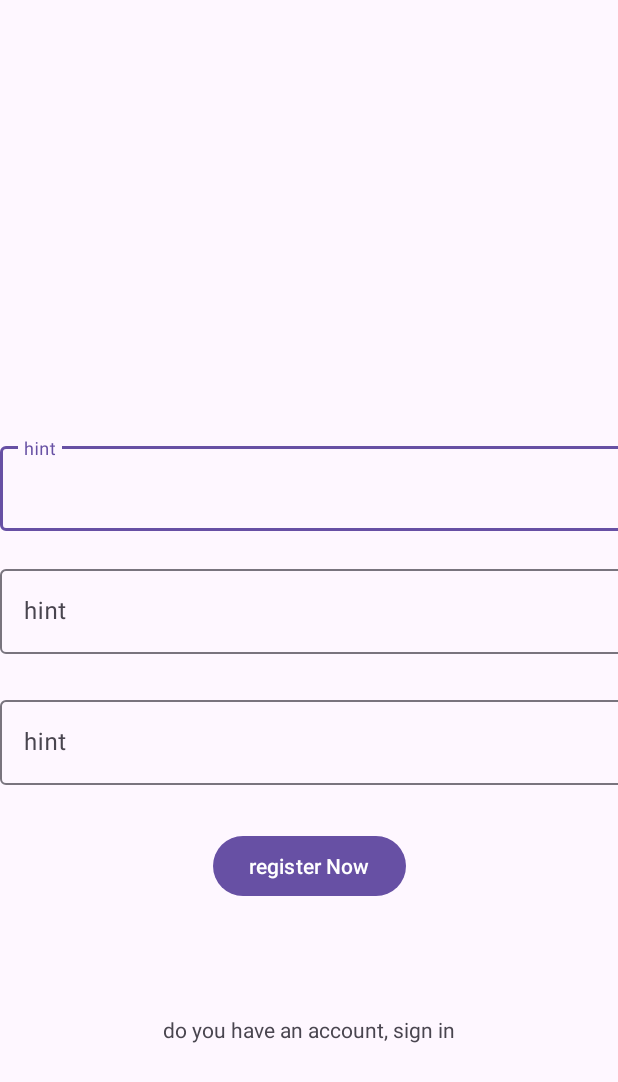
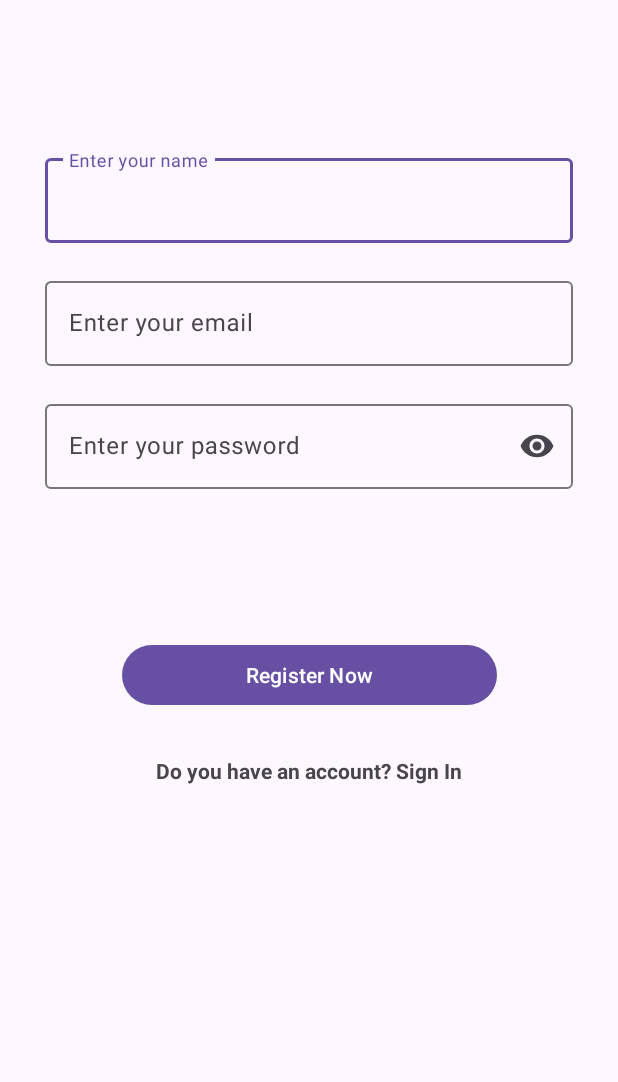
Before and after one commit to abidiwael94/Note-App-Mobile, an Android app: the layout activity_register.xml on its own in the app's theme, with its tools: preview values and no code run, on a phone screen of 412 x 824 dp. Shown: the top 1082 px of the screen. Run offline under Robolectric (Android 15) with nearby library versions, the phone set to English and light mode, and no system bars.

Commit message:
add the register activity to the manifest file and setup navigation between login and register activities

```diff
--- a/app/src/main/AndroidManifest.xml
+++ b/app/src/main/AndroidManifest.xml
@@ -21,6 +21,10 @@
                 <category android:name="android.intent.category.LAUNCHER" />
             </intent-filter>
         </activity>
+
+        <activity
+            android:name=".activities.RegisterActivity"
+            android:exported="true" />
     </application>
 
 </manifest>
--- a/app/src/main/java/com/example/note_app_mobile/activities/LoginActivity.java
+++ b/app/src/main/java/com/example/note_app_mobile/activities/LoginActivity.java
@@ -1,5 +1,6 @@
 package com.example.note_app_mobile.activities;
 
+import android.content.Intent;
 import android.os.Bundle;
 import android.util.Log;
 import android.view.View;
@@ -38,5 +39,15 @@ public class LoginActivity extends AppCompatActivity {
             }
         });
 
+        registerText.setOnClickListener(new View.OnClickListener() {
+            @Override
+            public void onClick(View view) {
+                Intent intent = new Intent(LoginActivity.this, RegisterActivity.class);
+                startActivity(intent);
+                finish();
+            }
+        });
+
+
     }
 }
--- a/app/src/main/java/com/example/note_app_mobile/activities/RegisterActivity.java
+++ b/app/src/main/java/com/example/note_app_mobile/activities/RegisterActivity.java
@@ -1,5 +1,6 @@
 package com.example.note_app_mobile.activities;
 
+import android.content.Intent;
 import android.os.Bundle;
 import android.util.Log;
 import android.view.View;
@@ -41,6 +42,14 @@ public class RegisterActivity  extends AppCompatActivity {
            }
        });
 
+        logintext.setOnClickListener(new View.OnClickListener() {
+            @Override
+            public void onClick(View view) {
+                Intent intent = new Intent(RegisterActivity.this, LoginActivity.class);
+                startActivity(intent);
+                finish();
+            }
+        });
 
     }
 }
--- a/app/src/main/res/layout/activity_register.xml
+++ b/app/src/main/res/layout/activity_register.xml
@@ -1,72 +1,92 @@
 <?xml version="1.0" encoding="utf-8"?>
-<androidx.constraintlayout.widget.ConstraintLayout xmlns:android="http://schemas.android.com/apk/res/android"
+<androidx.constraintlayout.widget.ConstraintLayout
+    xmlns:android="http://schemas.android.com/apk/res/android"
     xmlns:app="http://schemas.android.com/apk/res-auto"
     xmlns:tools="http://schemas.android.com/tools"
     android:layout_width="match_parent"
-    android:layout_height="match_parent">
+    android:layout_height="match_parent"
+    android:paddingStart="30dp"
+    android:paddingEnd="30dp"
+    tools:context=".activities.RegisterActivity">
 
+    <!-- Name Input Field -->
     <com.google.android.material.textfield.TextInputLayout
-        android:id="@+id/textInputLayout5"
-        android:layout_width="798dp"
+        android:id="@+id/nameInputLayout"
+        android:layout_width="0dp"
         android:layout_height="wrap_content"
-        android:layout_marginTop="292dp"
+        android:layout_marginTop="100dp"
+        app:layout_constraintEnd_toEndOf="parent"
+        app:layout_constraintStart_toStartOf="parent"
         app:layout_constraintTop_toTopOf="parent"
-        tools:layout_editor_absoluteX="1dp">
+        app:endIconMode="clear_text">
 
         <com.google.android.material.textfield.TextInputEditText
             android:id="@+id/inputNameRegister"
             android:layout_width="match_parent"
             android:layout_height="wrap_content"
-            android:hint="hint" />
+            android:hint="Enter your name"
+            android:inputType="textPersonName"/>
     </com.google.android.material.textfield.TextInputLayout>
 
+    <!-- Email Input Field -->
     <com.google.android.material.textfield.TextInputLayout
-        android:id="@+id/textInputLayout6"
-        android:layout_width="798dp"
+        android:id="@+id/emailInputLayout"
+        android:layout_width="0dp"
         android:layout_height="wrap_content"
         android:layout_marginTop="20dp"
-        app:layout_constraintTop_toBottomOf="@+id/textInputLayout5"
-        tools:layout_editor_absoluteX="1dp">
+        app:layout_constraintEnd_toEndOf="parent"
+        app:layout_constraintStart_toStartOf="parent"
+        app:layout_constraintTop_toBottomOf="@id/nameInputLayout"
+        app:endIconMode="clear_text">
 
         <com.google.android.material.textfield.TextInputEditText
             android:id="@+id/inputEmailRegister"
             android:layout_width="match_parent"
             android:layout_height="wrap_content"
-            android:hint="hint" />
+            android:hint="Enter your email"
+            android:inputType="textEmailAddress"/>
     </com.google.android.material.textfield.TextInputLayout>
 
+    <!-- Password Input Field -->
     <com.google.android.material.textfield.TextInputLayout
-        android:id="@+id/textInputLayout7"
-        android:layout_width="798dp"
+        android:id="@+id/passwordInputLayout"
+        android:layout_width="0dp"
         android:layout_height="wrap_content"
-        android:layout_marginTop="25dp"
-        app:layout_constraintTop_toBottomOf="@+id/textInputLayout6"
-        tools:layout_editor_absoluteX="1dp">
+        android:layout_marginTop="20dp"
+        app:layout_constraintEnd_toEndOf="parent"
+        app:layout_constraintStart_toStartOf="parent"
+        app:layout_constraintTop_toBottomOf="@id/emailInputLayout"
+        app:endIconMode="password_toggle">
 
         <com.google.android.material.textfield.TextInputEditText
             android:id="@+id/inputPasswordRegister"
             android:layout_width="match_parent"
             android:layout_height="wrap_content"
-            android:hint="hint" />
+            android:hint="Enter your password"
+            android:inputType="textPassword" />
     </com.google.android.material.textfield.TextInputLayout>
 
+    <!-- Register Button -->
     <Button
         android:id="@+id/registerBtn"
-        android:layout_width="wrap_content"
+        android:layout_width="250dp"
         android:layout_height="wrap_content"
-        android:layout_marginTop="30dp"
-        android:text="register Now"
+        android:layout_marginTop="100dp"
+        android:text="Register Now"
         app:layout_constraintEnd_toEndOf="parent"
         app:layout_constraintStart_toStartOf="parent"
-        app:layout_constraintTop_toBottomOf="@+id/textInputLayout7" />
+        app:layout_constraintTop_toBottomOf="@id/passwordInputLayout" />
 
+    <!-- Login Redirect Text -->
     <TextView
         android:id="@+id/loginText"
         android:layout_width="wrap_content"
         android:layout_height="wrap_content"
-        android:layout_marginTop="75dp"
-        android:text="do you have an account, sign in"
+        android:layout_marginTop="30dp"
+        android:text="Do you have an account? Sign In"
+        android:textStyle="bold"
         app:layout_constraintEnd_toEndOf="parent"
         app:layout_constraintStart_toStartOf="parent"
-        app:layout_constraintTop_toBottomOf="@+id/registerBtn" />
+        app:layout_constraintTop_toBottomOf="@id/registerBtn" />
+
 </androidx.constraintlayout.widget.ConstraintLayout>
```
